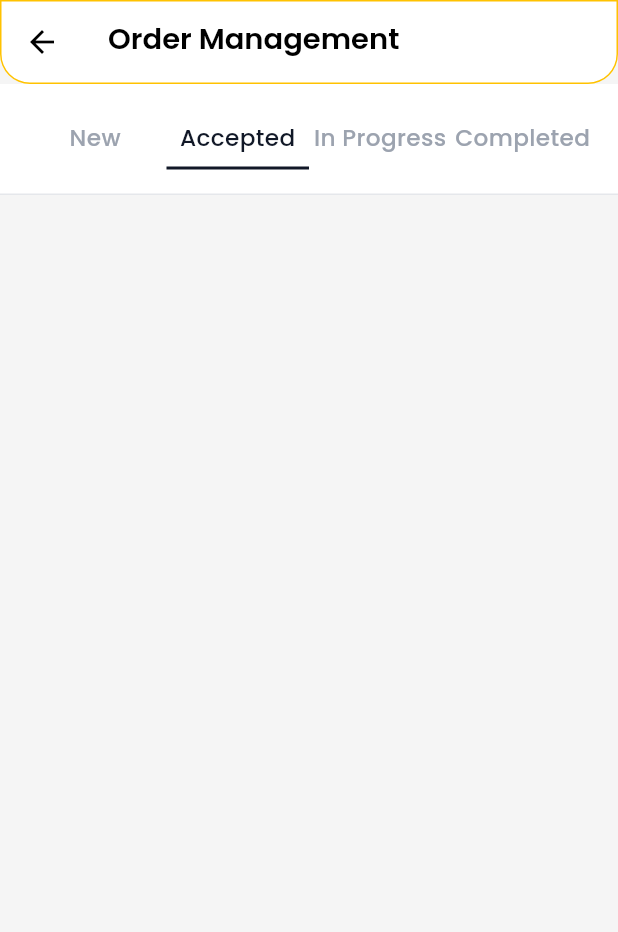
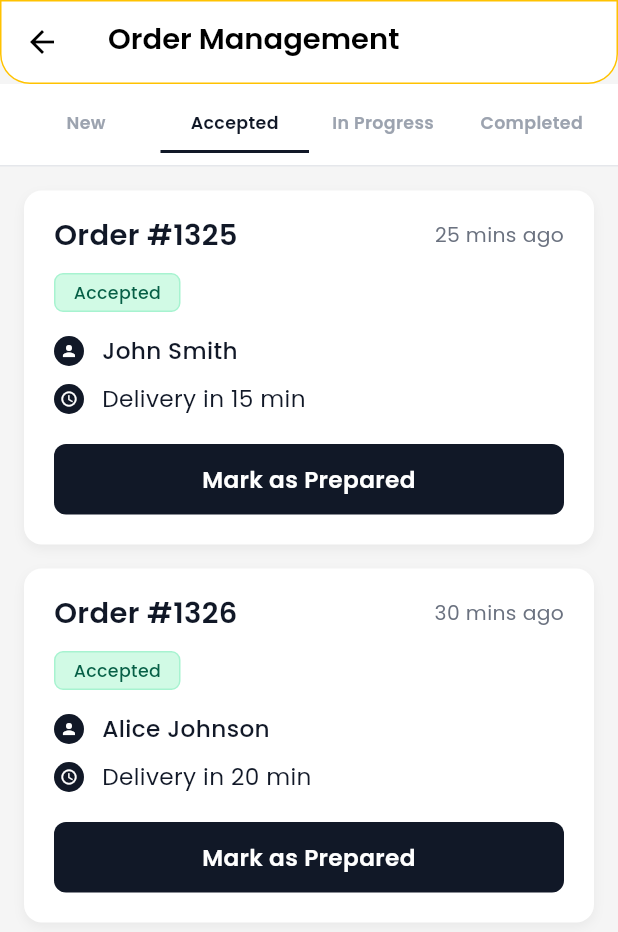
Before and after one commit to nuhan021/quikle_vendor, a Flutter app: the OrderManagementScreen screen opened by its route, after a tap on "Accepted", on a phone screen of 412 x 824 dp. Shown: the top 932 px of the screen. Run offline on Flutter 3.47's test engine with Material 3 defaults, Android fonts, the phone set to English and light mode, and no system bars; our stand-ins replace flutter_screenutil, flutter_svg, get, google_fonts, logger, shared_preferences; accounts and stored records are empty.

Commit message:
order management done

```diff
--- a/lib/features/order_management/controller/order_management_controller.dart
+++ b/lib/features/order_management/controller/order_management_controller.dart
@@ -5,8 +5,9 @@ class OrderManagementController extends GetxController {
   var tabs = ["New", "Accepted", "In Progress", "Completed"];
   var selectedTab = 0.obs;
 
-  // Orders Data
-  var orders = [
+  // All Orders Data with different states
+  var allOrders = [
+    // New Orders
     {
       'id': '#5679',
       'customerName': 'Sarah Johnson',
@@ -18,7 +19,7 @@ class OrderManagementController extends GetxController {
       'requiresPrescription': false,
     },
     {
-      'id': '#5679',
+      'id': '#5680',
       'customerName': 'Sarah Johnson',
       'timeAgo': '10 mins ago',
       'deliveryTime': 'Delivery in 30 min',
@@ -28,7 +29,7 @@ class OrderManagementController extends GetxController {
       'requiresPrescription': false,
     },
     {
-      'id': '#5679',
+      'id': '#5681',
       'customerName': 'Sarah Johnson',
       'timeAgo': '10 mins ago',
       'deliveryTime': 'Delivery in 30 min',
@@ -36,6 +37,69 @@ class OrderManagementController extends GetxController {
       'tags': ['New', 'Urgent', 'Prescription Required'],
       'isUrgent': true,
       'requiresPrescription': true,
+    },
+    // Accepted Orders
+    {
+      'id': '#1325',
+      'customerName': 'John Smith',
+      'timeAgo': '25 mins ago',
+      'deliveryTime': 'Delivery in 15 min',
+      'status': 'accepted',
+      'tags': ['Accepted'],
+      'isUrgent': false,
+      'requiresPrescription': false,
+    },
+    {
+      'id': '#1326',
+      'customerName': 'Alice Johnson',
+      'timeAgo': '30 mins ago',
+      'deliveryTime': 'Delivery in 20 min',
+      'status': 'accepted',
+      'tags': ['Accepted'],
+      'isUrgent': false,
+      'requiresPrescription': false,
+    },
+    // In Progress Orders
+    {
+      'id': '#1325',
+      'customerName': 'Emma Davis',
+      'timeAgo': '40 mins ago',
+      'deliveryTime': 'Delivery in 5 min',
+      'status': 'in-progress',
+      'tags': ['In Progress'],
+      'isUrgent': false,
+      'requiresPrescription': false,
+    },
+    {
+      'id': '#1327',
+      'customerName': 'Robert Wilson',
+      'timeAgo': '45 mins ago',
+      'deliveryTime': 'Delivery in 8 min',
+      'status': 'in-progress',
+      'tags': ['In Progress'],
+      'isUrgent': false,
+      'requiresPrescription': false,
+    },
+    // Completed Orders
+    {
+      'id': '#13275',
+      'customerName': 'Michael Brown',
+      'timeAgo': '40 mins ago',
+      'deliveryTime': 'Delivered at 2:30 PM',
+      'status': 'completed',
+      'tags': ['Completed'],
+      'isUrgent': false,
+      'requiresPrescription': false,
+    },
+    {
+      'id': '#13276',
+      'customerName': 'Lisa Anderson',
+      'timeAgo': '1 hour ago',
+      'deliveryTime': 'Delivered at 1:45 PM',
+      'status': 'completed',
+      'tags': ['Completed'],
+      'isUrgent': false,
+      'requiresPrescription': false,
     },
   ].obs;
 
@@ -73,14 +137,43 @@ class OrderManagementController extends GetxController {
     );
   }
 
+  void markAsPrepared(String orderId) {
+    Get.snackbar(
+      'Order Prepared',
+      'Order $orderId marked as prepared',
+      snackPosition: SnackPosition.BOTTOM,
+      backgroundColor: Color(0xFF10B981),
+      colorText: Colors.white,
+    );
+  }
+
+  void markAsDispatched(String orderId) {
+    Get.snackbar(
+      'Order Dispatched',
+      'Order $orderId marked as dispatched',
+      snackPosition: SnackPosition.BOTTOM,
+      backgroundColor: Color(0xFF10B981),
+      colorText: Colors.white,
+    );
+  }
+
+  void viewDetails(String orderId) {
+    Get.snackbar(
+      'Order Details',
+      'Viewing details for order $orderId',
+      snackPosition: SnackPosition.BOTTOM,
+      backgroundColor: Color(0xFF6366F1),
+      colorText: Colors.white,
+    );
+  }
+
   List<Map<String, dynamic>> get filteredOrders {
     String currentStatus = tabs[selectedTab.value].toLowerCase().replaceAll(
       ' ',
       '-',
     );
-    if (currentStatus == 'new') {
-      return orders.where((order) => order['status'] == 'new').toList();
-    }
-    return orders.where((order) => order['status'] == currentStatus).toList();
+    return allOrders
+        .where((order) => order['status'] == currentStatus)
+        .toList();
   }
 }
--- a/lib/features/order_management/widget/order_action_buttons_widget.dart
+++ b/lib/features/order_management/widget/order_action_buttons_widget.dart
@@ -6,11 +6,13 @@ import '../../../core/common/styles/global_text_style.dart';
 
 class OrderActionButtonsWidget extends StatelessWidget {
   final String orderId;
+  final String status;
   final bool requiresPrescription;
 
   const OrderActionButtonsWidget({
     super.key,
     required this.orderId,
+    required this.status,
     required this.requiresPrescription,
   });
 
@@ -18,6 +20,8 @@ class OrderActionButtonsWidget extends StatelessWidget {
   Widget build(BuildContext context) {
     final controller = Get.find<OrderManagementController>();
 
+    // New orders - show Accept/Reject or Review
+    if (status == 'new') {
       if (requiresPrescription) {
         return GestureDetector(
           onTap: () => controller.reviewOrder(orderId),
@@ -90,4 +94,79 @@ class OrderActionButtonsWidget extends StatelessWidget {
         ],
       );
     }
+
+    // Accepted orders - show Mark as Prepared
+    if (status == 'accepted') {
+      return GestureDetector(
+        onTap: () => controller.markAsPrepared(orderId),
+        child: Container(
+          width: double.infinity,
+          padding: EdgeInsets.symmetric(vertical: 16),
+          decoration: BoxDecoration(
+            color: Color(0xFF111827),
+            borderRadius: BorderRadius.circular(8),
+          ),
+          child: Text(
+            'Mark as Prepared',
+            style: getTextStyle(
+              fontSize: 16,
+              fontWeight: FontWeight.w600,
+              color: Colors.white,
+            ),
+            textAlign: TextAlign.center,
+          ),
+        ),
+      );
     }
+
+    // In Progress orders - show Mark as Dispatched
+    if (status == 'in-progress') {
+      return GestureDetector(
+        onTap: () => controller.markAsDispatched(orderId),
+        child: Container(
+          width: double.infinity,
+          padding: EdgeInsets.symmetric(vertical: 16),
+          decoration: BoxDecoration(
+            color: Color(0xFF111827),
+            borderRadius: BorderRadius.circular(8),
+          ),
+          child: Text(
+            'Mark as Dispatched',
+            style: getTextStyle(
+              fontSize: 16,
+              fontWeight: FontWeight.w600,
+              color: Colors.white,
+            ),
+            textAlign: TextAlign.center,
+          ),
+        ),
+      );
+    }
+
+    // Completed orders - show View Details
+    if (status == 'completed') {
+      return GestureDetector(
+        onTap: () => controller.viewDetails(orderId),
+        child: Container(
+          width: double.infinity,
+          padding: EdgeInsets.symmetric(vertical: 16),
+          decoration: BoxDecoration(
+            color: Color(0xFFE5E7EB),
+            borderRadius: BorderRadius.circular(8),
+          ),
+          child: Text(
+            'View Details',
+            style: getTextStyle(
+              fontSize: 16,
+              fontWeight: FontWeight.w600,
+              color: Color(0xFF374151),
+            ),
+            textAlign: TextAlign.center,
+          ),
+        ),
+      );
+    }
+
+    return Container();
+  }
+}
--- a/lib/features/order_management/widget/order_card_widget.dart
+++ b/lib/features/order_management/widget/order_card_widget.dart
@@ -9,6 +9,7 @@ class OrderCardWidget extends StatelessWidget {
   final String timeAgo;
   final String deliveryTime;
   final List<String> tags;
+  final String status;
   final bool isUrgent;
   final bool requiresPrescription;
 
@@ -19,6 +20,7 @@ class OrderCardWidget extends StatelessWidget {
     required this.timeAgo,
     required this.deliveryTime,
     required this.tags,
+    required this.status,
     required this.isUrgent,
     required this.requiresPrescription,
   });
@@ -67,13 +69,7 @@ class OrderCardWidget extends StatelessWidget {
             spacing: 8,
             runSpacing: 8,
             children: tags
-                .map(
-                  (tag) => OrderStatusBadgeWidget(
-                    tag: tag,
-                    isUrgent: tag == 'Urgent',
-                    isPrescription: tag == 'Prescription Required',
-                  ),
-                )
+                .map((tag) => OrderStatusBadgeWidget(tag: tag, status: status))
                 .toList(),
           ),
           SizedBox(height: 16),
@@ -127,6 +123,7 @@ class OrderCardWidget extends StatelessWidget {
           // Action Buttons
           OrderActionButtonsWidget(
             orderId: orderId,
+            status: status,
             requiresPrescription: requiresPrescription,
           ),
         ],
--- a/lib/features/order_management/widget/order_status_badge_widget.dart
+++ b/lib/features/order_management/widget/order_status_badge_widget.dart
@@ -4,14 +4,12 @@ import '../../../core/common/styles/global_text_style.dart';
 
 class OrderStatusBadgeWidget extends StatelessWidget {
   final String tag;
-  final bool isUrgent;
-  final bool isPrescription;
+  final String status;
 
   const OrderStatusBadgeWidget({
     super.key,
     required this.tag,
-    this.isUrgent = false,
-    this.isPrescription = false,
+    required this.status,
   });
 
   @override
@@ -20,10 +18,22 @@ class OrderStatusBadgeWidget extends StatelessWidget {
     Color textColor;
     Color borderColor;
 
-    if (isUrgent || isPrescription) {
+    if (tag == 'Urgent' || tag == 'Prescription Required') {
       backgroundColor = Color(0xFFFEF2F2);
       textColor = Color(0xFFDC2626);
       borderColor = Color(0xFFFECACA);
+    } else if (tag == 'Accepted') {
+      backgroundColor = Color(0xFFD1FAE5);
+      textColor = Color(0xFF065F46);
+      borderColor = Color(0xFFA7F3D0);
+    } else if (tag == 'In Progress') {
+      backgroundColor = Color(0xFFFED7AA);
+      textColor = Color(0xFF9A3412);
+      borderColor = Color(0xFFFBBF24);
+    } else if (tag == 'Completed') {
+      backgroundColor = Color(0xFFF3F4F6);
+      textColor = Color(0xFF374151);
+      borderColor = Color(0xFFE5E7EB);
     } else {
       backgroundColor = Color(0xFFF3F4F6);
       textColor = Color(0xFF374151);
@@ -40,7 +50,7 @@ class OrderStatusBadgeWidget extends StatelessWidget {
       child: Text(
         tag,
         style: getTextStyle(
-          fontSize: 14,
+          fontSize: 12,
           fontWeight: FontWeight.w500,
           color: textColor,
         ),
--- a/lib/features/order_management/widget/orders_list_widget.dart
+++ b/lib/features/order_management/widget/orders_list_widget.dart
@@ -1,10 +1,10 @@
 import 'package:flutter/material.dart';
 import 'package:get/get.dart';
-import 'package:quikle_vendor/features/order_management/controller/order_management_controller.dart';
+import '../controller/order_management_controller.dart';
 import 'order_card_widget.dart';
 
 class OrdersListWidget extends StatelessWidget {
-  const OrdersListWidget({super.key});
+  OrdersListWidget({super.key});
 
   @override
   Widget build(BuildContext context) {
@@ -22,6 +22,7 @@ class OrdersListWidget extends StatelessWidget {
             timeAgo: order['timeAgo']!,
             deliveryTime: order['deliveryTime']!,
             tags: List<String>.from(order['tags']),
+            status: order['status']!,
             isUrgent: order['isUrgent']!,
             requiresPrescription: order['requiresPrescription']!,
           );
--- a/lib/features/order_management/widget/orders_tab_navigation_widget.dart
+++ b/lib/features/order_management/widget/orders_tab_navigation_widget.dart
@@ -4,14 +4,14 @@ import '../../../core/common/styles/global_text_style.dart';
 import '../controller/order_management_controller.dart';
 
 class OrdersTabNavigationWidget extends StatelessWidget {
-  OrdersTabNavigationWidget({super.key});
+  const OrdersTabNavigationWidget({super.key});
 
   @override
   Widget build(BuildContext context) {
     final controller = Get.find<OrderManagementController>();
 
     return Container(
-      padding: EdgeInsets.symmetric(horizontal: 16, vertical: 16),
+      padding: EdgeInsets.symmetric(horizontal: 8, vertical: 8),
       decoration: BoxDecoration(
         color: Colors.white,
         border: Border(bottom: BorderSide(color: Color(0xFFE5E7EB), width: 1)),
@@ -37,8 +37,8 @@ class OrdersTabNavigationWidget extends StatelessWidget {
                   child: Text(
                     controller.tabs[index],
                     style: getTextStyle(
-                      fontSize: 16,
-                      fontWeight: FontWeight.w500,
+                      fontSize: 12,
+                      fontWeight: FontWeight.w600,
                       color: controller.selectedTab.value == index
                           ? Color(0xFF111827)
                           : Color(0xFF9CA3AF),
```
Lines whose indentation alone changed are shown as unchanged.
